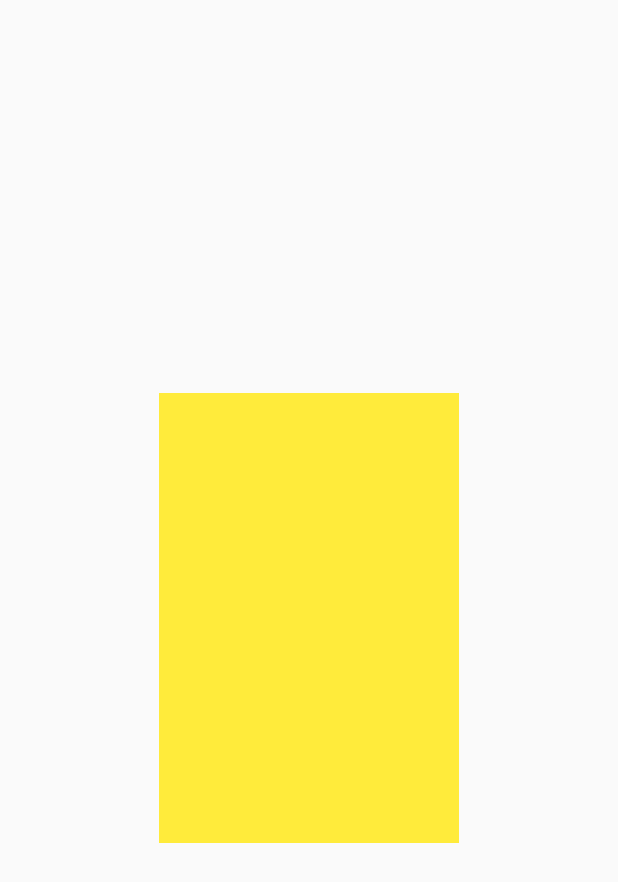
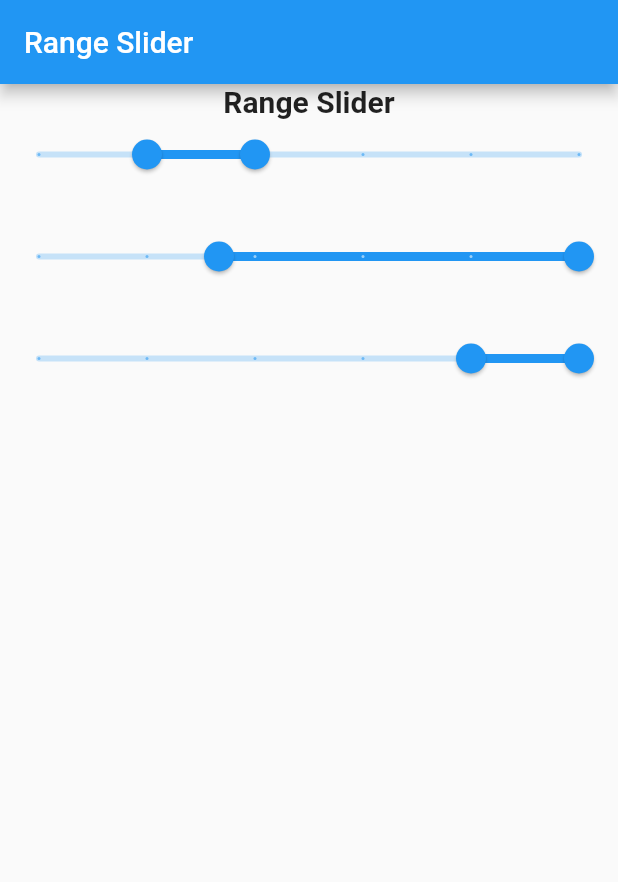
Before and after one commit to khursheed33/flutterians, a Flutter app: the screen it shows after launch, on a phone screen of 412 x 824 dp. Shown: the top 882 px of the screen. Run offline on Flutter 3.47's test engine with Material 2 defaults, Android fonts, the phone set to English and light mode, and no system bars.

Commit message:
Added range Slider

```diff
--- a/lib/screens/homepage.dart
+++ b/lib/screens/homepage.dart
@@ -1,5 +1,5 @@
 import 'package:flutter/material.dart';
-import 'package:flutterians/widgets/containerAnimation.dart';
+import 'package:flutterians/widgets/rangeSlider.dart';
 
 class FlutteriansHomepage extends StatelessWidget {
   const FlutteriansHomepage({Key? key}) : super(key: key);
@@ -7,7 +7,7 @@ class FlutteriansHomepage extends StatelessWidget {
   @override
   Widget build(BuildContext context) {
     return Scaffold(
-      body: FlutteriansContainerAnimation(),
+      body: FlutteriansRangeSlider(),
     );
   }
 }
--- /dev/null
+++ b/lib/widgets/rangeSlider.dart
@@ -0,0 +1,83 @@
+import 'package:flutter/material.dart';
+
+class FlutteriansRangeSlider extends StatefulWidget {
+  const FlutteriansRangeSlider({Key? key}) : super(key: key);
+
+  @override
+  _FlutteriansRangeSliderState createState() => _FlutteriansRangeSliderState();
+}
+
+class _FlutteriansRangeSliderState extends State<FlutteriansRangeSlider> {
+  var sliderVal1 = 20.0;
+  var sliderVal2 = 40.0;
+  var sliderVal3 = 80.0;
+  RangeValues _currentRangeVal1 = RangeValues(20, 40);
+  RangeValues _currentRangeVal2 = RangeValues(40, 80);
+  RangeValues _currentRangeVal3 = RangeValues(80, 100);
+  @override
+  Widget build(BuildContext context) {
+    return Scaffold(
+      appBar: AppBar(
+        title: Text("Range Slider"),
+      ),
+      body: Container(
+        child: Column(
+          children: [
+            Text(
+              "Range Slider",
+              style: TextStyle(
+                fontWeight: FontWeight.bold,
+                fontSize: 20,
+              ),
+            ),
+            RangeSlider(
+                values: _currentRangeVal1,
+                min: 0,
+                max: 100,
+                divisions: 5,
+                labels: RangeLabels(
+                  _currentRangeVal1.start.round().toString(),
+                  _currentRangeVal1.end.round().toString(),
+                ),
+                onChanged: (val) {
+                  setState(() {
+                    _currentRangeVal1 = val;
+                  });
+                }),
+            SizedBox(height: 20),
+            RangeSlider(
+                values: _currentRangeVal2,
+                min: _currentRangeVal1.start,
+                max: _currentRangeVal2.end,
+                divisions: 5,
+                labels: RangeLabels(
+                  _currentRangeVal2.start.round().toString(),
+                  _currentRangeVal2.end.round().toString(),
+                ),
+                onChanged: (val) {
+                  setState(() {
+                    _currentRangeVal2 = val;
+                  });
+                }),
+            SizedBox(height: 20),
+            RangeSlider(
+                values: _currentRangeVal3,
+                min: 0,
+                max: 100,
+                divisions: 5,
+                labels: RangeLabels(
+                  _currentRangeVal3.start.round().toString(),
+                  _currentRangeVal3.end.round().toString(),
+                ),
+                onChanged: (val) {
+                  setState(() {
+                    _currentRangeVal3 = val;
+                  });
+                }),
+            SizedBox(height: 20),
+          ],
+        ),
+      ),
+    );
+  }
+}
```
Also changed, not shown: lib/widgets/expansionPanel.dart (added).
